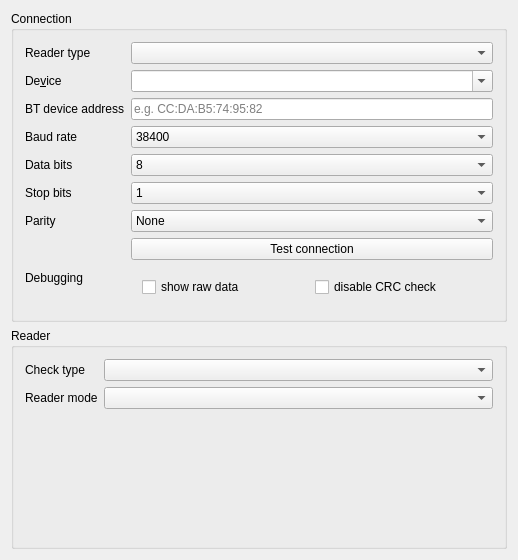
First picture: the form in quickevent/app/quickevent/plugins/CardReader/src/cardreadersettingspage.ui, repository arnost00/quickbox, before the edit.
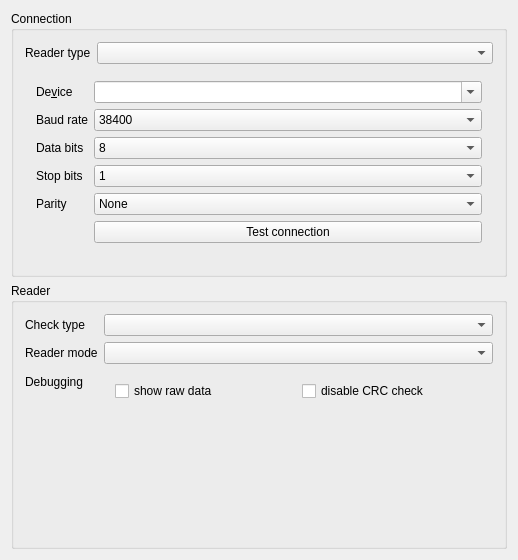
Second picture: the form after the edit.

Commit message: Use stacked widget for Reader settings

What changed in the file:
```diff
--- a/quickevent/app/quickevent/plugins/CardReader/src/cardreadersettingspage.ui
+++ b/quickevent/app/quickevent/plugins/CardReader/src/cardreadersettingspage.ui
@@ -19,7 +19,9 @@
      <property name="title">
       <string>Connection</string>
      </property>
-     <layout class="QFormLayout" name="formLayout">
+     <layout class="QVBoxLayout" name="connectionVLayout">
+      <item>
+       <layout class="QFormLayout" name="readerTypeFormLayout">
       <item row="0" column="0">
        <widget class="QLabel" name="lblReaderType">
         <property name="text">
@@ -33,7 +35,16 @@
       <item row="0" column="1">
        <widget class="QComboBox" name="cbxReaderType"/>
       </item>
-      <item row="1" column="0">
+       </layout>
+      </item>
+      <item>
+       <widget class="QStackedWidget" name="stackedReaderSettings">
+        <property name="currentIndex">
+         <number>0</number>
+        </property>
+        <widget class="QWidget" name="pageSerial">
+         <layout class="QFormLayout" name="serialFormLayout">
+          <item row="0" column="0">
        <widget class="QLabel" name="textLabel1">
         <property name="text">
          <string>De&amp;vice</string>
@@ -46,7 +57,7 @@
         </property>
        </widget>
       </item>
-      <item row="1" column="1">
+          <item row="0" column="1">
        <widget class="QComboBox" name="lstDevice">
         <property name="sizePolicy">
          <sizepolicy hsizetype="Expanding" vsizetype="Fixed">
@@ -59,24 +70,7 @@
         </property>
        </widget>
       </item>
-      <item row="2" column="0">
-       <widget class="QLabel" name="lblBtsiAddress">
-        <property name="text">
-         <string>BT device address</string>
-        </property>
-        <property name="wordWrap">
-         <bool>false</bool>
-        </property>
-       </widget>
-      </item>
-      <item row="2" column="1">
-       <widget class="QLineEdit" name="edBtsiAddress">
-        <property name="placeholderText">
-         <string>e.g. CC:DA:B5:74:95:82</string>
-        </property>
-       </widget>
-      </item>
-      <item row="3" column="0">
+          <item row="1" column="0">
        <widget class="QLabel" name="textLabel2">
         <property name="text">
          <string>Baud rate</string>
@@ -86,7 +80,7 @@
         </property>
        </widget>
       </item>
-      <item row="3" column="1">
+          <item row="1" column="1">
        <widget class="QComboBox" name="lstBaudRate">
         <property name="currentIndex">
          <number>0</number>
@@ -103,7 +97,7 @@
         </item>
        </widget>
       </item>
-      <item row="4" column="0">
+          <item row="2" column="0">
        <widget class="QLabel" name="textLabel3">
         <property name="text">
          <string>Data bits</string>
@@ -113,7 +107,7 @@
         </property>
        </widget>
       </item>
-      <item row="4" column="1">
+          <item row="2" column="1">
        <widget class="QComboBox" name="lstDataBits">
         <property name="currentIndex">
          <number>0</number>
@@ -140,7 +134,7 @@
         </item>
        </widget>
       </item>
-      <item row="5" column="0">
+          <item row="3" column="0">
        <widget class="QLabel" name="textLabel5">
         <property name="text">
          <string>Stop bits</string>
@@ -150,7 +144,7 @@
         </property>
        </widget>
       </item>
-      <item row="5" column="1">
+          <item row="3" column="1">
        <widget class="QComboBox" name="lstStopBits">
         <item>
          <property name="text">
@@ -164,7 +158,7 @@
         </item>
        </widget>
       </item>
-      <item row="6" column="0">
+          <item row="4" column="0">
        <widget class="QLabel" name="textLabel4">
         <property name="text">
          <string>Parity</string>
@@ -174,7 +168,7 @@
         </property>
        </widget>
       </item>
-      <item row="6" column="1">
+          <item row="4" column="1">
        <widget class="QComboBox" name="lstParity">
         <item>
          <property name="text">
@@ -203,44 +197,36 @@
         </item>
        </widget>
       </item>
-      <item row="7" column="1">
+          <item row="5" column="1">
        <widget class="QPushButton" name="btTestConnection">
         <property name="text">
          <string>Test connection</string>
         </property>
        </widget>
       </item>
-      <item row="8" column="0">
-       <widget class="QLabel" name="textLabel4_2">
+         </layout>
+        </widget>
+        <widget class="QWidget" name="pageBtSiReader">
+         <layout class="QFormLayout" name="btFormLayout">
+          <item row="0" column="0">
+           <widget class="QLabel" name="lblBtsiAddress">
         <property name="text">
-         <string>Debugging</string>
+             <string>BT device address</string>
         </property>
         <property name="wordWrap">
          <bool>false</bool>
         </property>
        </widget>
       </item>
-      <item row="8" column="1">
-       <widget class="QFrame" name="frame3">
-        <property name="frameShape">
-         <enum>QFrame::NoFrame</enum>
-        </property>
-        <layout class="QGridLayout" name="gridLayout">
-         <item row="0" column="0">
-          <widget class="QCheckBox" name="chkShowRawComData">
-           <property name="text">
-            <string>show raw data</string>
-           </property>
-          </widget>
-         </item>
          <item row="0" column="1">
-          <widget class="QCheckBox" name="chkDisableCRCCheck">
-           <property name="text">
-            <string>disable CRC check</string>
+           <widget class="QLineEdit" name="edBtsiAddress">
+            <property name="placeholderText">
+             <string>e.g. CC:DA:B5:74:95:82</string>
            </property>
           </widget>
          </item>
         </layout>
+        </widget>
        </widget>
       </item>
      </layout>
@@ -252,10 +238,10 @@
       <string>Reader</string>
      </property>
      <layout class="QFormLayout" name="formLayout_2">
-      <item row="2" column="0">
+      <item row="3" column="0">
        <spacer name="verticalSpacer">
         <property name="orientation">
-         <enum>Qt::Vertical</enum>
+         <enum>Qt::Orientation::Vertical</enum>
         </property>
         <property name="sizeHint" stdset="0">
          <size>
@@ -291,6 +277,39 @@
       <item row="1" column="1">
        <widget class="QComboBox" name="cbxReaderMode"/>
       </item>
+      <item row="2" column="0">
+       <widget class="QLabel" name="textLabel4_2">
+        <property name="text">
+         <string>Debugging</string>
+        </property>
+        <property name="wordWrap">
+         <bool>false</bool>
+        </property>
+       </widget>
+      </item>
+      <item row="2" column="1">
+       <widget class="QFrame" name="frame3">
+        <property name="frameShape">
+         <enum>QFrame::Shape::NoFrame</enum>
+        </property>
+        <layout class="QGridLayout" name="gridLayout">
+         <item row="0" column="0">
+          <widget class="QCheckBox" name="chkShowRawComData">
+           <property name="text">
+            <string>show raw data</string>
+           </property>
+          </widget>
+         </item>
+         <item row="0" column="1">
+          <widget class="QCheckBox" name="chkDisableCRCCheck">
+           <property name="text">
+            <string>disable CRC check</string>
+           </property>
+          </widget>
+         </item>
+        </layout>
+       </widget>
+      </item>
      </layout>
     </widget>
    </item>
```
Left out of the diff: 2 changed lines with no effect on the pictures. Lines whose indentation alone changed are shown as unchanged. The commit also changes 1 other file.
